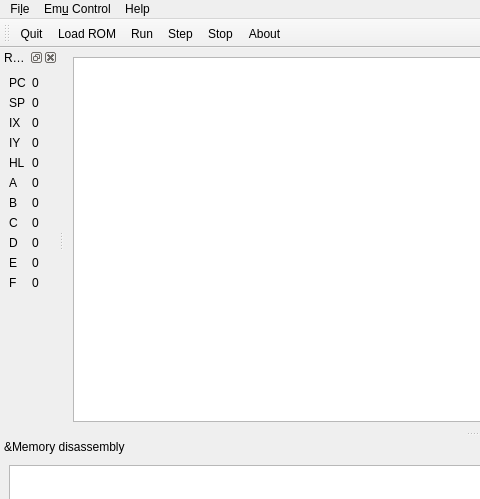
This is ui/main_window.ui in electrified/cpuqt as Qt 5 draws it before an edit; both pictures show x 0 to 480 and y 0 to 499 of the 950 by 688 pixel window. The edited form follows.
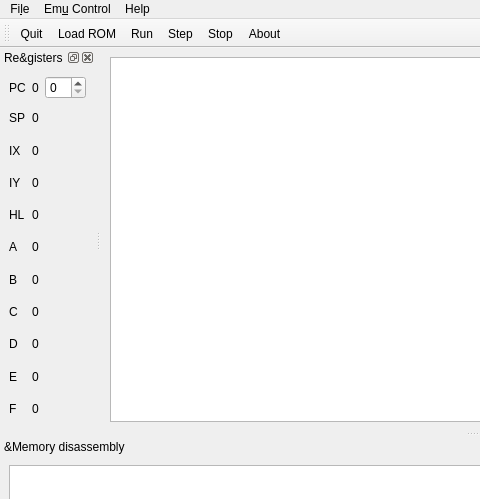
This is the edited form.

Diff of the .ui file:
```diff
--- a/ui/main_window.ui
+++ b/ui/main_window.ui
@@ -74,161 +74,171 @@
     <number>1</number>
    </attribute>
    <widget class="QWidget" name="dockWidgetContents">
-    <layout class="QFormLayout" name="formLayout">
-     <item row="0" column="0">
-      <widget class="QLabel" name="pc_label">
-       <property name="text">
-        <string>PC</string>
-       </property>
-      </widget>
-     </item>
-     <item row="0" column="1">
-      <widget class="QLabel" name="pc_value">
+    <layout class="QGridLayout" name="gridLayout">
+     <item row="4" column="1">
+      <widget class="QLabel" name="sp_value">
        <property name="text">
         <string>0</string>
        </property>
       </widget>
      </item>
-     <item row="1" column="0">
-      <widget class="QLabel" name="sp_label">
-       <property name="text">
-        <string>SP</string>
-       </property>
-      </widget>
-     </item>
-     <item row="2" column="0">
+     <item row="5" column="0">
       <widget class="QLabel" name="ix_label">
        <property name="text">
         <string>IX</string>
        </property>
       </widget>
      </item>
-     <item row="3" column="0">
-      <widget class="QLabel" name="iy_label">
-       <property name="text">
-        <string>IY</string>
-       </property>
-      </widget>
-     </item>
-     <item row="1" column="1">
-      <widget class="QLabel" name="sp_value">
-       <property name="text">
-        <string>0</string>
-       </property>
-      </widget>
-     </item>
-     <item row="2" column="1">
+     <item row="5" column="1">
       <widget class="QLabel" name="ix_value">
        <property name="text">
         <string>0</string>
        </property>
       </widget>
      </item>
-     <item row="3" column="1">
-      <widget class="QLabel" name="iy_value">
-       <property name="text">
-        <string>0</string>
-       </property>
-      </widget>
-     </item>
-     <item row="5" column="0">
-      <widget class="QLabel" name="a_label">
-       <property name="text">
-        <string>A</string>
-       </property>
-      </widget>
-     </item>
-     <item row="6" column="0">
-      <widget class="QLabel" name="b_label">
-       <property name="text">
-        <string>B</string>
-       </property>
-      </widget>
-     </item>
-     <item row="7" column="0">
-      <widget class="QLabel" name="c_label">
-       <property name="text">
-        <string>C</string>
-       </property>
-      </widget>
-     </item>
-     <item row="8" column="0">
+     <item row="11" column="0">
       <widget class="QLabel" name="d_label">
        <property name="text">
         <string>D</string>
        </property>
       </widget>
      </item>
-     <item row="5" column="1">
-      <widget class="QLabel" name="a_value">
-       <property name="text">
-        <string>0</string>
-       </property>
-      </widget>
-     </item>
-     <item row="6" column="1">
-      <widget class="QLabel" name="b_value">
-       <property name="text">
-        <string>0</string>
-       </property>
-      </widget>
-     </item>
-     <item row="7" column="1">
-      <widget class="QLabel" name="c_value">
-       <property name="text">
-        <string>0</string>
-       </property>
-      </widget>
-     </item>
-     <item row="8" column="1">
+     <item row="11" column="1">
       <widget class="QLabel" name="d_value">
        <property name="text">
         <string>0</string>
        </property>
       </widget>
      </item>
+     <item row="8" column="1">
+      <widget class="QLabel" name="a_value">
+       <property name="text">
+        <string>0</string>
+       </property>
+      </widget>
+     </item>
      <item row="9" column="0">
+      <widget class="QLabel" name="b_label">
+       <property name="text">
+        <string>B</string>
+       </property>
+      </widget>
+     </item>
+     <item row="10" column="1">
+      <widget class="QLabel" name="c_value">
+       <property name="text">
+        <string>0</string>
+       </property>
+      </widget>
+     </item>
+     <item row="0" column="1">
+      <widget class="QLabel" name="pc_value">
+       <property name="text">
+        <string>0</string>
+       </property>
+      </widget>
+     </item>
+     <item row="12" column="0">
       <widget class="QLabel" name="e_label">
        <property name="text">
         <string>E</string>
        </property>
       </widget>
      </item>
-     <item row="9" column="1">
+     <item row="12" column="1">
       <widget class="QLabel" name="e_value">
        <property name="text">
         <string>0</string>
        </property>
       </widget>
      </item>
-     <item row="10" column="1">
-      <widget class="QLabel" name="f_value">
-       <property name="text">
-        <string>0</string>
-       </property>
-      </widget>
-     </item>
-     <item row="10" column="0">
+     <item row="13" column="0">
       <widget class="QLabel" name="f_label">
        <property name="text">
         <string>F</string>
        </property>
       </widget>
      </item>
-     <item row="4" column="0">
+     <item row="9" column="1">
+      <widget class="QLabel" name="b_value">
+       <property name="text">
+        <string>0</string>
+       </property>
+      </widget>
+     </item>
+     <item row="13" column="1">
+      <widget class="QLabel" name="f_value">
+       <property name="text">
+        <string>0</string>
+       </property>
+      </widget>
+     </item>
+     <item row="10" column="0">
+      <widget class="QLabel" name="c_label">
+       <property name="text">
+        <string>C</string>
+       </property>
+      </widget>
+     </item>
+     <item row="6" column="0">
+      <widget class="QLabel" name="iy_label">
+       <property name="text">
+        <string>IY</string>
+       </property>
+      </widget>
+     </item>
+     <item row="7" column="0">
       <widget class="QLabel" name="hl_label">
        <property name="text">
         <string>HL</string>
        </property>
       </widget>
      </item>
-     <item row="4" column="1">
+     <item row="7" column="1">
       <widget class="QLabel" name="hl_value">
        <property name="text">
         <string>0</string>
        </property>
       </widget>
      </item>
+     <item row="8" column="0">
+      <widget class="QLabel" name="a_label">
+       <property name="text">
+        <string>A</string>
+       </property>
+      </widget>
+     </item>
+     <item row="4" column="0">
+      <widget class="QLabel" name="sp_label">
+       <property name="text">
+        <string>SP</string>
+       </property>
+      </widget>
+     </item>
+     <item row="6" column="1">
+      <widget class="QLabel" name="iy_value">
+       <property name="text">
+        <string>0</string>
+       </property>
+      </widget>
+     </item>
+     <item row="0" column="0">
+      <widget class="QLabel" name="pc_label">
+       <property name="text">
+        <string>PC</string>
+       </property>
+      </widget>
+     </item>
+     <item row="0" column="2">
+      <widget class="QSpinBox" name="spinBox">
+       <property name="accelerated">
+        <bool>true</bool>
+       </property>
+       <property name="displayIntegerBase">
+        <number>16</number>
+       </property>
+      </widget>
+     </item>
     </layout>
    </widget>
   </widget>
```
Left out of the diff: 8 changed lines with no effect on the pictures.
